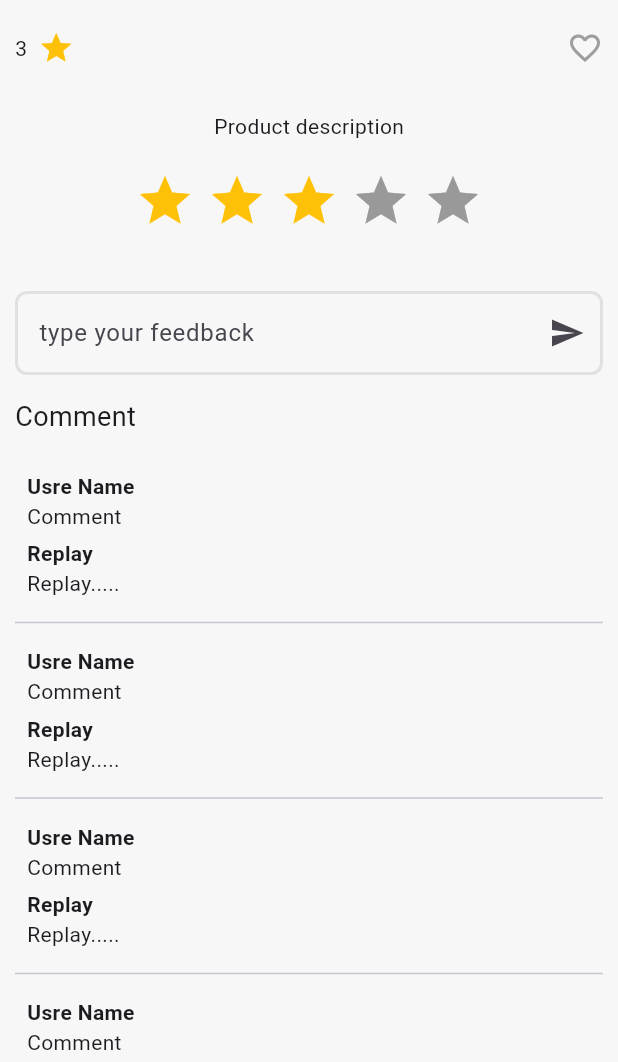
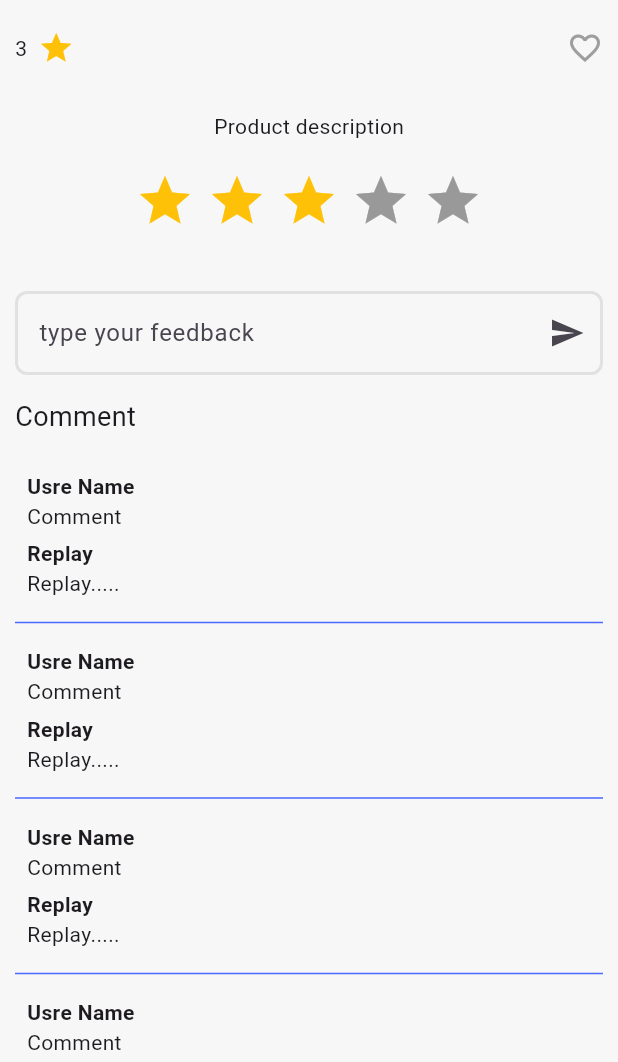
Before and after one commit to NabilKhmaiS/our_Market, a Flutter app: the screen it shows after launch, after a tap on "10% OFF", on a phone screen of 412 x 824 dp, the part 174-1236 px from its top. Run offline on Flutter 3.47's test engine with Material 3 defaults, Android fonts, the phone set to English and light mode, and no system bars; drawn by our look-alikes of cached_network_image, flutter_rating_bar; our stand-ins replace bloc, flutter_bloc, google_nav_bar, supabase_flutter; accounts and stored records are empty; network calls fail.

```diff
--- a/lib/cor/components/ProductCard.dart
+++ b/lib/cor/components/ProductCard.dart
@@ -29,7 +29,7 @@ class Productcard extends StatelessWidget {
                     ),
                     child:
                     CasheImage(
-
+                 //     key: form key,
                       url: 'https://img.freepik.com/free-psd/black-friday-special-sale-social-media-post-design-template_47987-17538.jpg?t=st=1734987248~exp=1734990848~hmac=f6e35959bbcb50562ad458da1d5e6368036dfc117595cc402de8a209cb6b8c58&w=740',
                     )
                 ),
--- a/lib/features/home/views/nav_bar/ui/Profile views/Profile_view.dart
+++ b/lib/features/home/views/nav_bar/ui/Profile views/Profile_view.dart
@@ -10,7 +10,7 @@ class ProfileView extends StatelessWidget {
 
   @override
   Widget build(BuildContext context) {
-    return Center(
+    return Center  (
       child: SizedBox(
         height: MediaQuery
             .sizeOf(context)
--- a/lib/features/home/views/nav_bar/ui/Stor_views/store_views.dart
+++ b/lib/features/home/views/nav_bar/ui/Stor_views/store_views.dart
@@ -11,15 +11,15 @@ class StoreViews extends StatelessWidget {
       Padding(
         padding: const EdgeInsets.all(8.0),
         child: ListView(
-          children: [
-            Center(
+          children: const [
+             Center(
               child: Text("Welcome to our Market",style:
                 TextStyle(fontWeight: FontWeight.bold,fontSize: 20),),
             ),
-            SizedBox(height: 15,),
-            CustomSearchField(),
-            SizedBox(height: 15,),
-            Productslist(),
+             SizedBox(height: 15,),
+             CustomSearchField(),
+             SizedBox(height: 15,),
+             Productslist(),
 
 
           ],
--- a/lib/features/home/views/nav_bar/ui/favorite views/favorite_view.dart
+++ b/lib/features/home/views/nav_bar/ui/favorite views/favorite_view.dart
@@ -9,7 +9,7 @@ class FavoriteView extends StatelessWidget {
     return Padding(
       padding: const EdgeInsets.all(8.0),
       child: ListView(
-        children: [
+        children: const [
           Center(
             child: Text("Yoyr favorite Products",style:
             TextStyle(fontWeight: FontWeight.bold,fontSize: 20),),
--- a/lib/features/home/views/nav_bar/ui/home views/home_view.dart
+++ b/lib/features/home/views/nav_bar/ui/home views/home_view.dart
@@ -1,10 +1,10 @@
 import 'package:flutter/material.dart';
-
 import 'package:our_market/cor/components/custom_search_field.dart';
 import 'package:our_market/cor/components/products-List.dart';
 import 'package:our_market/features/home/views/nav_bar/ui/home%20views/Category_list%20view.dart';
 class HomeView extends StatelessWidget {
   const HomeView({super.key});
+// const HomeView
 
   @override
   Widget build(BuildContext context) {
--- a/lib/features/home/views/product_details/ui/product_details_views.dart
+++ b/lib/features/home/views/product_details/ui/product_details_views.dart
@@ -1,4 +1,3 @@
-
 import 'package:flutter/material.dart';
 import 'package:flutter_rating_bar/flutter_rating_bar.dart';
 import 'package:our_market/cor/components/cashe_image.dart';
@@ -8,7 +7,7 @@ import 'package:our_market/features/ui/widgets/custom_text_from_field.dart';
 
 class ProductDetailsViews extends StatelessWidget {
   const ProductDetailsViews({super.key});
-
+// const ProductDetailsViews
   @override
   Widget build(BuildContext context) {
     return Scaffold(
@@ -16,22 +15,22 @@ class ProductDetailsViews extends StatelessWidget {
       body:
       ListView(
         children: [
-          CasheImage(
+          const CasheImage(
          url: 'https://img.freepik.com/free-psd/black-friday-special-sale-social-media-post-design-template_47987-17538.jpg?t=st=1734987248~exp=1734990848~hmac=f6e35959bbcb50562ad458da1d5e6368036dfc117595cc402de8a209cb6b8c58&w=740',
           ),
           Padding(
             padding: const EdgeInsets.symmetric(horizontal: 10,vertical: 16),
             child: Column(
               children: [
-                Row(
+                const Row(
                   mainAxisAlignment: MainAxisAlignment.spaceBetween,
                   children: [
                     Text("Product Name ",),
                     Text("13 \$")
                   ],
                 ),
-                SizedBox(height: 20,),
-                Row(
+                const SizedBox(height: 20,),
+                const Row(
                   mainAxisAlignment: MainAxisAlignment.spaceBetween,
                   children: [
 
@@ -45,31 +44,31 @@ class ProductDetailsViews extends StatelessWidget {
                     Icon(Icons.favorite_border,color: Colors.grey,),
                   ],
                 ),
-                SizedBox(height: 30,),
-                Text("Product description"),
-                SizedBox(height: 20,),
+                const SizedBox(height: 30,),
+                const Text("Product description"),
+                const SizedBox(height: 20,),
             RatingBar.builder(
               initialRating: 3,
               minRating: 1,
               direction: Axis.horizontal,
               allowHalfRating: false,
               itemCount: 5,
-              itemPadding: EdgeInsets.symmetric(horizontal: 4.0),
-              itemBuilder: (context, _) => Icon(
+              itemPadding: const EdgeInsets.symmetric(horizontal: 4.0),
+              itemBuilder: (context, _) => const Icon(
                 Icons.star,
                 color: Colors.amber,
               ),
               onRatingUpdate: (rating) {
-                print(rating);
+                 print(rating);
               },
             ),
-                SizedBox(height: 40,),
+                const SizedBox(height: 40,),
                 CustomTextFromField(
                   labelText: 'type your feedback',
-                  suffIcvon: IconButton(onPressed: (){}, icon: Icon(Icons.send)),
+                  suffIcvon: IconButton(onPressed: (){}, icon: const Icon(Icons.send)),
                 ),
-                SizedBox(height: 15,),
-              Row(
+                const SizedBox(height: 15,),
+              const Row(
                 mainAxisAlignment: MainAxisAlignment.start,
                 children: [
                   Text("Comment",style: TextStyle(
@@ -78,10 +77,10 @@ class ProductDetailsViews extends StatelessWidget {
                   ),),
                 ],
               ),
-                SizedBox(
+                const SizedBox(
                   height: 15,
                 ),
-               commentsList()
+              const commentsList(),
 
 
               ],
--- a/lib/features/home/views/product_details/widgets/comments_list.dart
+++ b/lib/features/home/views/product_details/widgets/comments_list.dart
@@ -1,6 +1,7 @@
 
 
 import 'package:flutter/material.dart';
+import 'package:our_market/cor/app_colors.dart';
 
 class commentsList extends StatelessWidget {
   const commentsList({
@@ -12,7 +13,9 @@ class commentsList extends StatelessWidget {
     return ListView.separated(
         shrinkWrap: true,
         physics: NeverScrollableScrollPhysics(),
-        itemBuilder: (context, index) => User_Coment(), separatorBuilder: (context, index) => Divider(), itemCount: 10);
+        itemBuilder: (context, index) => User_Coment(), separatorBuilder: (context, index) => Divider(
+      color: AppColors.kPrimaryColor,
+    ), itemCount: 10);
   }
 }
 
--- a/lib/main.dart
+++ b/lib/main.dart
@@ -1,8 +1,15 @@
 import 'package:flutter/material.dart';
 import 'package:our_market/cor/app_colors.dart';
 import 'package:our_market/features/home/main_home_view.dart';
+import 'package:supabase_flutter/supabase_flutter.dart';
 
-void main() {
+void main() async{
+  WidgetsFlutterBinding.ensureInitialized();
+
+  await Supabase.initialize(
+    url: 'https://txqyjzyofzelywnkzywv.supabase.co',
+    anonKey: 'eyJhbGciOiJIUzI1NiIsInR5cCI6IkpXVCJ9.eyJpc3MiOiJzdXBhYmFzZSIsInJlZiI6InR4cXlqenlvZnplbHl3bmt6eXd2Iiwicm9sZSI6ImFub24iLCJpYXQiOjE3Mzc2NDQ1MTQsImV4cCI6MjA1MzIyMDUxNH0.zXK-Q0OMY3MvS9O1T6Plj168WUX4NjLQMDMY1FfO1Pg',
+  );
   runApp(const ourMarket());
 }
 
@@ -20,7 +27,8 @@ class ourMarket extends StatelessWidget {
         scaffoldBackgroundColor: AppColors.kScaffoldColor,
         useMaterial3: true,
       ),
-      home: MainHomeView(),
+      home: MainHomeView
+        (),
       title: 'our Market',
       debugShowCheckedModeBanner: false,
       //
--- a/pubspec.yaml
+++ b/pubspec.yaml
@@ -34,6 +34,8 @@ dependencies:
   flutter_bloc: ^8.1.6
   cached_network_image: ^3.4.1
   flutter_rating_bar: ^4.0.1
+  supabase_flutter: ^2.0.0
+
 
 
 
```
Also changed, not shown: pubspec.lock, 5 other files.
